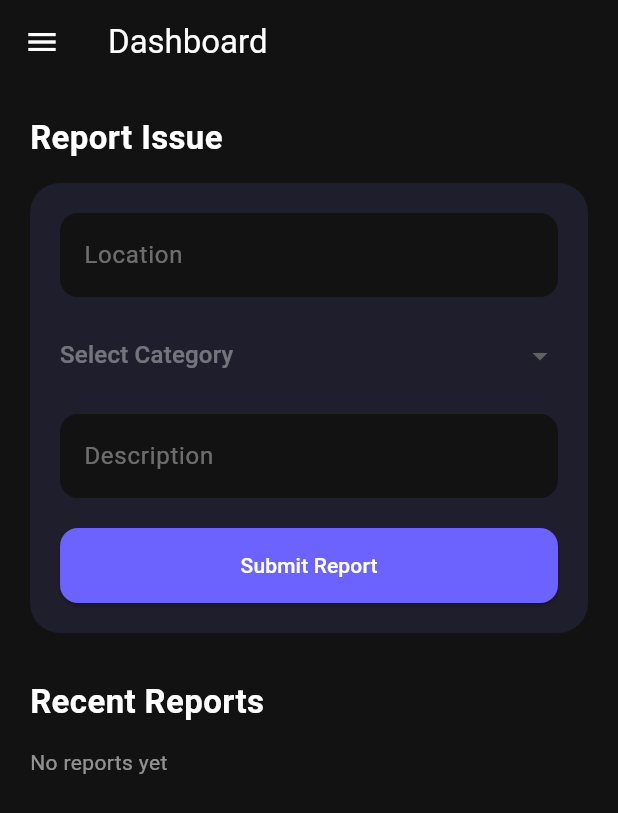
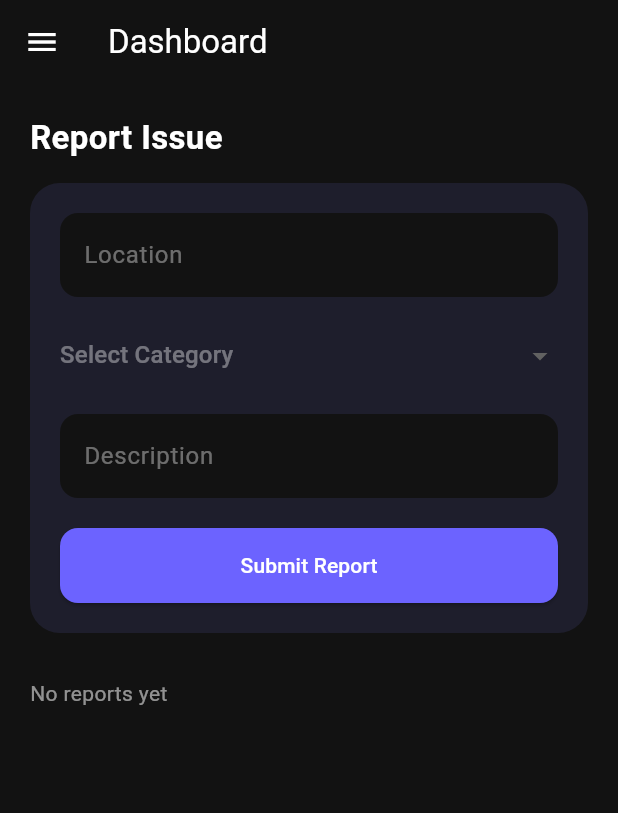
Before and after one commit to dushansineth-design/maintenanceapp, a Flutter app: the HomePage screen opened directly with empty values, on a phone screen of 412 x 824 dp. Shown: the top 813 px of the screen. Run offline on Flutter 3.47's test engine with Material 3 defaults, Android fonts, the phone set to English and light mode, and no system bars; our stand-ins replace cloud_firestore, firebase_auth, firebase_core, google_maps_flutter, shared_preferences; accounts and stored records are empty.

Commit message:
update recent history section

```diff
--- a/lib/screens/home_page.dart
+++ b/lib/screens/home_page.dart
@@ -65,7 +65,7 @@ class _HomePageState extends State<HomePage> {
         'category': finalCategory,
         'description': _descController.text.trim(),
         'status': 'pending',
-        'createdAt': FieldValue.serverTimestamp(),
+        'createdAt': Timestamp.now(),
       });
 
       _locationController.clear();
@@ -186,50 +186,52 @@ class _HomePageState extends State<HomePage> {
   }
 
   Widget _buildRecentReports() {
-    final uid = _auth.currentUser!.uid;
+  final user = _auth.currentUser;
+
+  if (user == null) {
+    return const Text(
+      "User not logged in",
+      style: TextStyle(color: Colors.red),
+    );
+  }
 
   return StreamBuilder<QuerySnapshot>(
     stream: _firestore
         .collection('reports')
-          .where('userId', isEqualTo: uid)
+        .where('userId', isEqualTo: user.uid)
         .orderBy('createdAt', descending: true)
         .limit(5)
         .snapshots(),
+
     builder: (context, snapshot) {
-        if (!snapshot.hasData) {
+      if (snapshot.hasError) {
+        return const Text(
+          "Error loading reports",
+          style: TextStyle(color: Colors.red),
+        );
+      }
+
+      if (snapshot.connectionState == ConnectionState.waiting) {
         return const Center(child: CircularProgressIndicator());
       }
 
-        final docs = snapshot.data!.docs;
+      final docs = snapshot.data?.docs ?? [];
 
-        return Column(
-          crossAxisAlignment: CrossAxisAlignment.start,
-          children: [
-            const Text(
-              "Recent Reports",
-              style: TextStyle(
-                color: Colors.white,
-                fontSize: 22,
-                fontWeight: FontWeight.bold,
-              ),
-            ),
-            const SizedBox(height: 15),
-            if (docs.isEmpty)
-              const Text(
+      if (docs.isEmpty) {
+        return const Text(
           "No reports yet",
           style: TextStyle(color: Colors.white54),
-              ),
-            ...docs.map((doc) {
-              final data = doc.data() as Map<String, dynamic>;
-              return _buildReportTile(doc.id, data);
-            }),
-          ],
-        );
-      },
         );
       }
 
-  Widget _buildReportTile(String docId, Map<String, dynamic> data) {
+      return Column(
+        children: docs.map((doc) {
+          final data = doc.data() as Map<String, dynamic>? ?? {};
+
+          final category = data['category'] ?? 'Unknown';
+          final location = data['location'] ?? 'No location';
+          final status = data['status'] ?? 'pending';
+
           return Container(
             margin: const EdgeInsets.only(bottom: 12),
             decoration: BoxDecoration(
@@ -237,14 +239,39 @@ class _HomePageState extends State<HomePage> {
               borderRadius: BorderRadius.circular(15),
             ),
             child: ListTile(
-        title: Text(
-          data['category'],
-          style: const TextStyle(color: Colors.white),
-        ),
+              title: Text(category,
+                  style: const TextStyle(color: Colors.white)),
               subtitle: Text(
-          "${data['location']} - ${data['status']}",
+                "$location - $status",
                 style: const TextStyle(color: Colors.white54),
               ),
+              trailing: IconButton(
+                icon: const Icon(Icons.delete, color: Colors.red),
+                onPressed: () => _deleteReport(doc.id),
+              ),
+            ),
+          );
+        }).toList(),
+      );
+    },
+  );
+}
+
+
+  Widget _buildReportTile(String docId, Map<String, dynamic> data) {
+    final category = data['category'] ?? 'Unknown';
+    final location = data['location'] ?? 'No location';
+    final status = data['status'] ?? 'pending';
+
+    return Container(
+      margin: const EdgeInsets.only(bottom: 12),
+      decoration: BoxDecoration(
+        color: bgSurface,
+        borderRadius: BorderRadius.circular(15),
+      ),
+      child: ListTile(
+        title: Text(category, style: const TextStyle(color: Colors.white)),
+        subtitle: Text(location, style: const TextStyle(color: Colors.white54)),
         trailing: PopupMenuButton(
           onSelected: (value) {
             if (value == 'delete') {
@@ -282,7 +309,7 @@ class _HomePageState extends State<HomePage> {
             child: ElevatedButton(
               onPressed: _handleLogout,
               style: ElevatedButton.styleFrom(backgroundColor: accentPurple),
-              child: const Text("Logout"),
+              child: const Text("Logout", style: TextStyle(color: Color.fromARGB(255, 255, 255, 255))),
             ),
           ),
         ],
```
Lines whose indentation alone changed are shown as unchanged.
